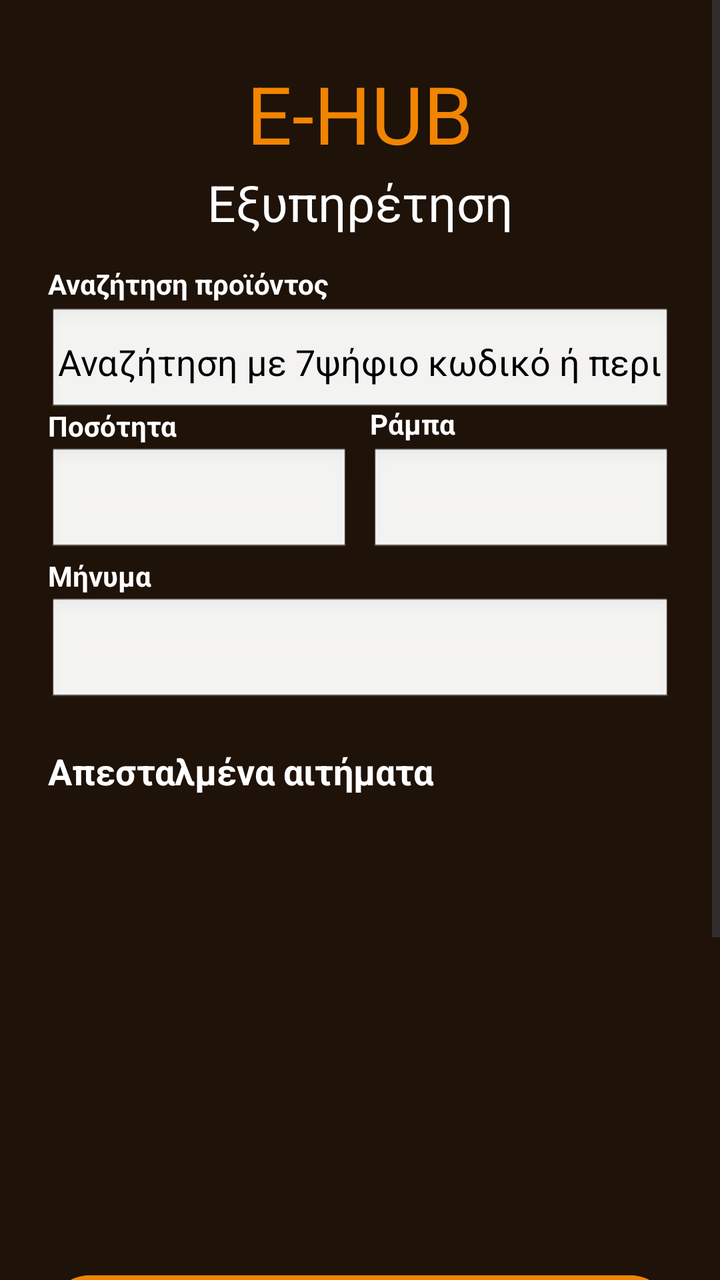
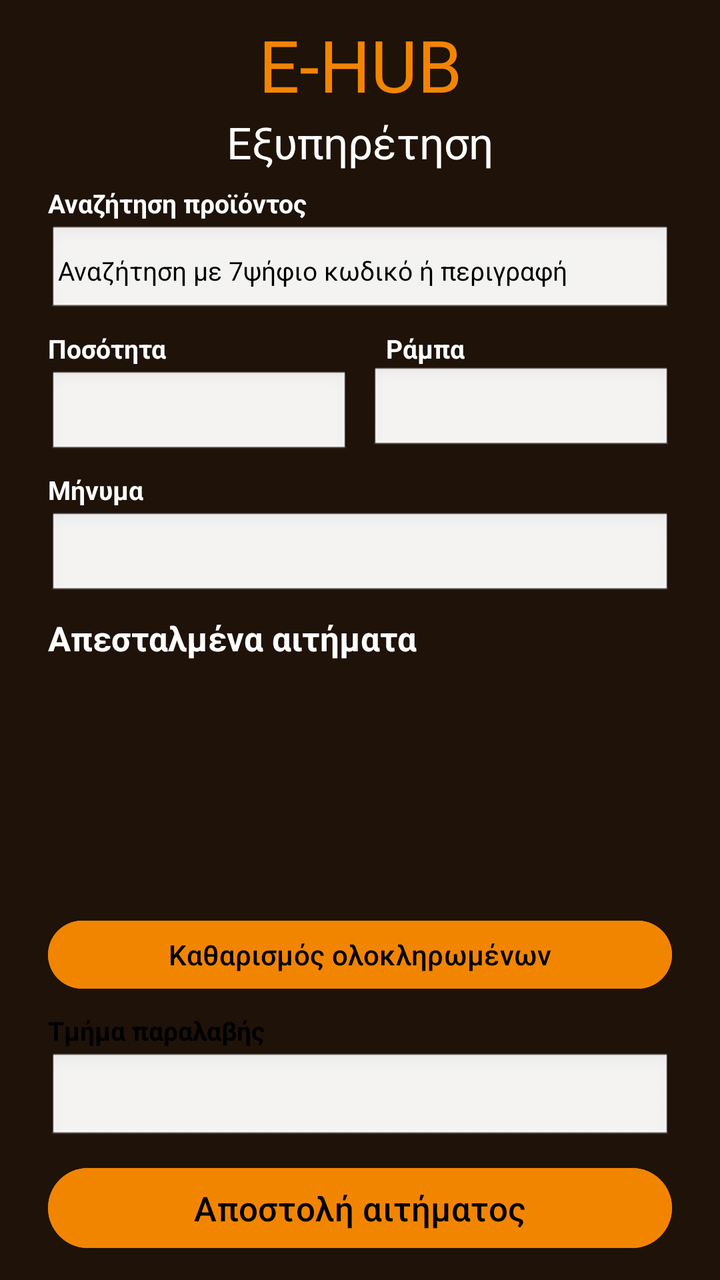

Before-and-after screenshots of an Android layout around one commit, followed by the original layout XML and the change that was made.
<!-- AndroidManifest.xml: application theme Theme.EHUB -->
<!-- res/layout/customer_support.xml -->
<?xml version="1.0" encoding="utf-8"?>
<ScrollView
    xmlns:android="http://schemas.android.com/apk/res/android"
    xmlns:tools="http://schemas.android.com/tools"
    xmlns:app="http://schemas.android.com/apk/res-auto"
    android:layout_width="match_parent"
    android:layout_height="match_parent"
    android:background="@color/brown">

    <androidx.constraintlayout.widget.ConstraintLayout
        android:layout_width="match_parent"
        android:layout_height="wrap_content"
        android:paddingBottom="24dp">

        

        <TextView
            android:id="@+id/titleText"
            android:layout_width="wrap_content"
            android:layout_height="wrap_content"
            android:layout_marginTop="30dp"
            android:text="E-HUB"
            android:textColor="@color/orange"
            android:textSize="40sp"
            app:layout_constraintEnd_toEndOf="parent"
            app:layout_constraintStart_toStartOf="parent"
            app:layout_constraintTop_toTopOf="parent" />

        <TextView
            android:id="@+id/customerSupportTitle"
            android:layout_width="wrap_content"
            android:layout_height="wrap_content"
            android:layout_marginTop="1dp"
            android:text="Εξυπηρέτηση"
            android:textColor="@color/white"
            android:textSize="25sp"
            app:layout_constraintEnd_toEndOf="parent"
            app:layout_constraintStart_toStartOf="parent"
            app:layout_constraintTop_toBottomOf="@id/titleText" />

        

        <TextView
            android:id="@+id/productSearchLabel"
            android:layout_width="wrap_content"
            android:layout_height="wrap_content"
            android:layout_marginBottom="2dp"
            android:text="Αναζήτηση προϊόντος"
            android:textColor="@color/white"
            android:textSize="14sp"
            android:textStyle="bold"
            app:layout_constraintBottom_toTopOf="@id/customerSupportSearch"
            app:layout_constraintStart_toStartOf="@id/customerSupportSearch" />

        <EditText
            android:id="@+id/customerSupportSearch"
            android:layout_width="0dp"
            android:layout_height="55dp"
            android:layout_marginStart="24dp"
            android:layout_marginTop="70dp"
            android:layout_marginEnd="24dp"
            android:background="@android:drawable/edit_text"
            android:hint="Αναζήτηση με 7ψήφιο κωδικό ή περιγραφή"
            android:inputType="text"
            android:padding="5dp"
            android:singleLine="true"
            android:textColor="@color/black"
            android:textColorHint="@color/black"
            app:layout_constraintEnd_toEndOf="parent"
            app:layout_constraintStart_toStartOf="parent"
            app:layout_constraintTop_toBottomOf="@id/titleText" />

        

        <ScrollView
            android:id="@+id/customerSupSuggestionsScroll"
            android:layout_width="0dp"
            android:layout_height="150dp"
            android:layout_marginStart="20dp"
            android:layout_marginEnd="20dp"
            android:background="@android:color/white"
            android:elevation="8dp"
            android:visibility="gone"
            app:layout_constraintEnd_toEndOf="parent"
            app:layout_constraintStart_toStartOf="parent"
            app:layout_constraintTop_toBottomOf="@id/customerSupportSearch">

            <LinearLayout
                android:id="@+id/customerSupSuggestionsList"
                android:layout_width="match_parent"
                android:layout_height="wrap_content"
                android:orientation="vertical"
                android:padding="8dp" />

        </ScrollView>

        

        <TextView
            android:id="@+id/quantityLabel"
            android:layout_width="wrap_content"
            android:layout_height="wrap_content"
            android:layout_marginBottom="1dp"
            android:text="Ποσότητα"
            android:textColor="@color/white"
            android:textSize="14sp"
            android:textStyle="bold"
            app:layout_constraintBottom_toTopOf="@id/quantityInput"
            app:layout_constraintStart_toStartOf="@id/quantityInput" />

        <EditText
            android:id="@+id/quantityInput"
            android:layout_width="0dp"
            android:layout_height="55dp"
            android:layout_marginStart="24dp"
            android:layout_marginTop="15dp"
            android:layout_marginEnd="2dp"
            android:background="@android:drawable/edit_text"
            android:inputType="number"
            android:padding="12dp"
            android:singleLine="true"
            android:textColor="@color/black"
            android:textColorHint="#777777"
            app:layout_constraintEnd_toStartOf="@id/locationInput"
            app:layout_constraintStart_toStartOf="parent"
            app:layout_constraintTop_toBottomOf="@id/customerSupportSearch" />

        

        <TextView
            android:id="@+id/r_θεση"
            android:layout_width="wrap_content"
            android:layout_height="wrap_content"
            android:layout_marginBottom="2dp"
            android:text="Ράμπα"
            android:textColor="@color/white"
            android:textSize="14sp"
            android:textStyle="bold"
            app:layout_constraintBottom_toTopOf="@id/locationInput"
            app:layout_constraintStart_toStartOf="@id/locationInput" />

        <EditText
            android:id="@+id/locationInput"
            android:layout_width="0dp"
            android:layout_height="55dp"
            android:layout_marginStart="8dp"
            android:layout_marginEnd="24dp"
            android:background="@android:drawable/edit_text"
            android:inputType="number"
            android:padding="12dp"
            android:singleLine="true"
            android:textColor="@color/black"
            android:textColorHint="#777777"
            app:layout_constraintEnd_toEndOf="parent"
            app:layout_constraintStart_toEndOf="@id/quantityInput"
            app:layout_constraintTop_toTopOf="@id/quantityInput" />

        

        <TextView
            android:id="@+id/messageLabel"
            android:layout_width="wrap_content"
            android:layout_height="wrap_content"
            android:layout_marginBottom="1dp"
            android:text="Μήνυμα"
            android:textColor="@color/white"
            android:textSize="14sp"
            android:textStyle="bold"
            app:layout_constraintBottom_toTopOf="@id/messageInput"
            app:layout_constraintStart_toStartOf="@id/messageInput" />

        <EditText
            android:id="@+id/messageInput"
            android:layout_width="0dp"
            android:layout_height="55dp"
            android:layout_marginStart="24dp"
            android:layout_marginTop="20dp"
            android:layout_marginEnd="24dp"
            android:background="@android:drawable/edit_text"
            android:inputType="text"
            android:padding="10dp"
            android:singleLine="true"
            android:textColor="@color/black"
            android:textColorHint="@color/black"
            app:layout_constraintEnd_toEndOf="parent"
            app:layout_constraintStart_toStartOf="parent"
            app:layout_constraintTop_toBottomOf="@id/quantityInput" />

        

        <TextView
            android:id="@+id/sentRequestsTitle"
            android:layout_width="wrap_content"
            android:layout_height="wrap_content"
            android:layout_marginStart="24dp"
            android:layout_marginTop="20dp"
            android:text="Απεσταλμένα αιτήματα"
            android:textColor="@color/white"
            android:textSize="18sp"
            android:textStyle="bold"
            app:layout_constraintStart_toStartOf="parent"
            app:layout_constraintTop_toBottomOf="@id/messageInput" />

        <androidx.recyclerview.widget.RecyclerView
            android:id="@+id/insertedProducts"
            android:layout_width="0dp"
            android:layout_height="220dp"
            android:layout_marginStart="20dp"
            android:layout_marginTop="8dp"
            android:layout_marginEnd="20dp"
            android:clipToPadding="false"
            android:padding="4dp"
            android:scrollbars="vertical"
            app:layout_constraintEnd_toEndOf="parent"
            app:layout_constraintStart_toStartOf="parent"
            app:layout_constraintTop_toBottomOf="@id/sentRequestsTitle" />

        

        <Button
            android:id="@+id/clearCompletedRequestsButton"
            android:layout_width="0dp"
            android:layout_height="50dp"
            android:layout_marginStart="24dp"
            android:layout_marginTop="8dp"
            android:layout_marginEnd="24dp"
            android:backgroundTint="@color/orange"
            android:text="Καθαρισμός ολοκληρωμένων"
            android:textColor="@color/black"
            android:textSize="15sp"
            app:layout_constraintEnd_toEndOf="parent"
            app:layout_constraintStart_toStartOf="parent"
            app:layout_constraintTop_toBottomOf="@id/insertedProducts" />

        

        <TextView
            android:id="@+id/departmentLabel"
            android:layout_width="wrap_content"
            android:layout_height="wrap_content"
            android:layout_marginStart="24dp"
            android:layout_marginTop="20dp"
            android:text="Τμήμα παραλαβής"
            android:textColor="@color/black"
            android:textSize="14sp"
            android:textStyle="bold"
            app:layout_constraintStart_toStartOf="parent"
            app:layout_constraintTop_toBottomOf="@id/clearCompletedRequestsButton" />

        <Spinner
            android:id="@+id/selectDepartment"
            android:layout_width="0dp"
            android:layout_height="55dp"
            android:layout_marginTop="1dp"
            android:layout_marginEnd="24dp"
            android:background="@android:drawable/edit_text"
            android:paddingStart="12dp"
            android:paddingEnd="12dp"
            app:layout_constraintEnd_toEndOf="parent"
            app:layout_constraintStart_toStartOf="@id/departmentLabel"
            app:layout_constraintTop_toBottomOf="@id/departmentLabel" />

        

        <Button
            android:id="@+id/sendRequest"
            android:layout_width="0dp"
            android:layout_height="55dp"
            android:layout_marginStart="24dp"
            android:layout_marginTop="16dp"
            android:layout_marginEnd="24dp"
            android:backgroundTint="@color/orange"
            android:text="Αποστολή αιτήματος"
            android:textColor="@color/black"
            android:textSize="18sp"
            app:layout_constraintBottom_toBottomOf="parent"
            app:layout_constraintEnd_toEndOf="parent"
            app:layout_constraintStart_toStartOf="parent"
            app:layout_constraintTop_toBottomOf="@id/selectDepartment" />

    </androidx.constraintlayout.widget.ConstraintLayout>
</ScrollView>
<!-- resources referenced by this layout -->
<resources>
  <color name="black">#FF000000</color>
  <color name="brown">#1E1209</color>
  <color name="orange">#F28500</color>
  <color name="white">#FFFFFFFF</color>
  <style name="Theme.EHUB" parent="Base.Theme.EHUB" />
  <style name="Base.Theme.EHUB" parent="Theme.Material3.DayNight.NoActionBar">
          
          
      </style>
</resources>

<!-- the commit's change to res/layout/customer_support.xml (unified diff, before → after) -->
@@ -1,282 +1,284 @@
 <?xml version="1.0" encoding="utf-8"?>
-<ScrollView
+<androidx.constraintlayout.widget.ConstraintLayout
     xmlns:android="http://schemas.android.com/apk/res/android"
-    xmlns:tools="http://schemas.android.com/tools"
     xmlns:app="http://schemas.android.com/apk/res-auto"
     android:layout_width="match_parent"
     android:layout_height="match_parent"
-    android:background="@color/brown">
-
-    <androidx.constraintlayout.widget.ConstraintLayout
-        android:layout_width="match_parent"
-        android:layout_height="wrap_content"
-        android:paddingBottom="24dp">
-
-        
-
-        <TextView
-            android:id="@+id/titleText"
-            android:layout_width="wrap_content"
+    android:background="@color/brown"
+    android:fitsSystemWindows="true"
+    android:paddingBottom="8dp">
+
+    
+
+    <TextView
+        android:id="@+id/titleText"
+        android:layout_width="wrap_content"
+        android:layout_height="wrap_content"
+        android:layout_marginTop="8dp"
+        android:text="E-HUB"
+        android:textColor="@color/orange"
+        android:textSize="36sp"
+        app:layout_constraintEnd_toEndOf="parent"
+        app:layout_constraintStart_toStartOf="parent"
+        app:layout_constraintTop_toTopOf="parent" />
+
+    <TextView
+        android:id="@+id/customerSupportTitle"
+        android:layout_width="wrap_content"
+        android:layout_height="wrap_content"
+        android:text="Εξυπηρέτηση"
+        android:textColor="@color/white"
+        android:textSize="22sp"
+        app:layout_constraintEnd_toEndOf="parent"
+        app:layout_constraintStart_toStartOf="parent"
+        app:layout_constraintTop_toBottomOf="@id/titleText" />
+
+    
+
+    <TextView
+        android:id="@+id/productSearchLabel"
+        android:layout_width="wrap_content"
+        android:layout_height="wrap_content"
+        android:layout_marginStart="24dp"
+        android:layout_marginTop="7dp"
+        android:text="Αναζήτηση προϊόντος"
+        android:textColor="@color/white"
+        android:textSize="13sp"
+        android:textStyle="bold"
+        app:layout_constraintStart_toStartOf="parent"
+        app:layout_constraintTop_toBottomOf="@id/customerSupportTitle" />
+
+    <EditText
+        android:id="@+id/customerSupportSearch"
+        android:layout_width="0dp"
+        android:layout_height="46dp"
+        android:layout_marginStart="24dp"
+        android:layout_marginTop="2dp"
+        android:layout_marginEnd="24dp"
+        android:background="@android:drawable/edit_text"
+        android:hint="Αναζήτηση με 7ψήφιο κωδικό ή περιγραφή"
+        android:inputType="text"
+        android:padding="5dp"
+        android:singleLine="true"
+        android:textColor="@color/black"
+        android:textColorHint="@color/black"
+        android:textSize="13sp"
+        app:layout_constraintEnd_toEndOf="parent"
+        app:layout_constraintStart_toStartOf="parent"
+        app:layout_constraintTop_toBottomOf="@id/productSearchLabel" />
+
+    
+
+    <ScrollView
+        android:id="@+id/customerSupSuggestionsScroll"
+        android:layout_width="0dp"
+        android:layout_height="130dp"
+        android:layout_marginStart="20dp"
+        android:layout_marginEnd="20dp"
+        android:background="@android:color/white"
+        android:elevation="8dp"
+        android:visibility="gone"
+        app:layout_constraintEnd_toEndOf="parent"
+        app:layout_constraintStart_toStartOf="parent"
+        app:layout_constraintTop_toBottomOf="@id/customerSupportSearch">
+
+        <LinearLayout
+            android:id="@+id/customerSupSuggestionsList"
+            android:layout_width="match_parent"
             android:layout_height="wrap_content"
-            android:layout_marginTop="30dp"
-            android:text="E-HUB"
-            android:textColor="@color/orange"
-            android:textSize="40sp"
-            app:layout_constraintEnd_toEndOf="parent"
-            app:layout_constraintStart_toStartOf="parent"
-            app:layout_constraintTop_toTopOf="parent" />
-
-        <TextView
-            android:id="@+id/customerSupportTitle"
-            android:layout_width="wrap_content"
-            android:layout_height="wrap_content"
-            android:layout_marginTop="1dp"
-            android:text="Εξυπηρέτηση"
-            android:textColor="@color/white"
-            android:textSize="25sp"
-            app:layout_constraintEnd_toEndOf="parent"
-            app:layout_constraintStart_toStartOf="parent"
-            app:layout_constraintTop_toBottomOf="@id/titleText" />
-
-        
-
-        <TextView
-            android:id="@+id/productSearchLabel"
-            android:layout_width="wrap_content"
-            android:layout_height="wrap_content"
-            android:layout_marginBottom="2dp"
-            android:text="Αναζήτηση προϊόντος"
-            android:textColor="@color/white"
-            android:textSize="14sp"
-            android:textStyle="bold"
-            app:layout_constraintBottom_toTopOf="@id/customerSupportSearch"
-            app:layout_constraintStart_toStartOf="@id/customerSupportSearch" />
-
-        <EditText
-            android:id="@+id/customerSupportSearch"
-            android:layout_width="0dp"
-            android:layout_height="55dp"
-            android:layout_marginStart="24dp"
-            android:layout_marginTop="70dp"
-            android:layout_marginEnd="24dp"
-            android:background="@android:drawable/edit_text"
-            android:hint="Αναζήτηση με 7ψήφιο κωδικό ή περιγραφή"
-            android:inputType="text"
-            android:padding="5dp"
-            android:singleLine="true"
-            android:textColor="@color/black"
-            android:textColorHint="@color/black"
-            app:layout_constraintEnd_toEndOf="parent"
-            app:layout_constraintStart_toStartOf="parent"
-            app:layout_constraintTop_toBottomOf="@id/titleText" />
-
-        
-
-        <ScrollView
-            android:id="@+id/customerSupSuggestionsScroll"
-            android:layout_width="0dp"
-            android:layout_height="150dp"
-            android:layout_marginStart="20dp"
-            android:layout_marginEnd="20dp"
-            android:background="@android:color/white"
-            android:elevation="8dp"
-            android:visibility="gone"
-            app:layout_constraintEnd_toEndOf="parent"
-            app:layout_constraintStart_toStartOf="parent"
-            app:layout_constraintTop_toBottomOf="@id/customerSupportSearch">
-
-            <LinearLayout
-                android:id="@+id/customerSupSuggestionsList"
-                android:layout_width="match_parent"
-                android:layout_height="wrap_content"
-                android:orientation="vertical"
-                android:padding="8dp" />
-
-        </ScrollView>
-
-        
-
-        <TextView
-            android:id="@+id/quantityLabel"
-            android:layout_width="wrap_content"
-            android:layout_height="wrap_content"
-            android:layout_marginBottom="1dp"
-            android:text="Ποσότητα"
-            android:textColor="@color/white"
-            android:textSize="14sp"
-            android:textStyle="bold"
-            app:layout_constraintBottom_toTopOf="@id/quantityInput"
-            app:layout_constraintStart_toStartOf="@id/quantityInput" />
-
-        <EditText
-            android:id="@+id/quantityInput"
-            android:layout_width="0dp"
-            android:layout_height="55dp"
-            android:layout_marginStart="24dp"
-            android:layout_marginTop="15dp"
-            android:layout_marginEnd="2dp"
-            android:background="@android:drawable/edit_text"
-            android:inputType="number"
-            android:padding="12dp"
-            android:singleLine="true"
-            android:textColor="@color/black"
-            android:textColorHint="#777777"
-            app:layout_constraintEnd_toStartOf="@id/locationInput"
-            app:layout_constraintStart_toStartOf="parent"
-            app:layout_constraintTop_toBottomOf="@id/customerSupportSearch" />
-
-        
-
-        <TextView
-            android:id="@+id/r_θεση"
-            android:layout_width="wrap_content"
-            android:layout_height="wrap_content"
-            android:layout_marginBottom="2dp"
-            android:text="Ράμπα"
-            android:textColor="@color/white"
-            android:textSize="14sp"
-            android:textStyle="bold"
-            app:layout_constraintBottom_toTopOf="@id/locationInput"
-            app:layout_constraintStart_toStartOf="@id/locationInput" />
-
-        <EditText
-            android:id="@+id/locationInput"
-            android:layout_width="0dp"
-            android:layout_height="55dp"
-            android:layout_marginStart="8dp"
-            android:layout_marginEnd="24dp"
-            android:background="@android:drawable/edit_text"
-            android:inputType="number"
-            android:padding="12dp"
-            android:singleLine="true"
-            android:textColor="@color/black"
-            android:textColorHint="#777777"
-            app:layout_constraintEnd_toEndOf="parent"
-            app:layout_constraintStart_toEndOf="@id/quantityInput"
-            app:layout_constraintTop_toTopOf="@id/quantityInput" />
-
-        
-
-        <TextView
-            android:id="@+id/messageLabel"
-            android:layout_width="wrap_content"
-            android:layout_height="wrap_content"
-            android:layout_marginBottom="1dp"
-            android:text="Μήνυμα"
-            android:textColor="@color/white"
-            android:textSize="14sp"
-            android:textStyle="bold"
-            app:layout_constraintBottom_toTopOf="@id/messageInput"
-            app:layout_constraintStart_toStartOf="@id/messageInput" />
-
-        <EditText
-            android:id="@+id/messageInput"
-            android:layout_width="0dp"
-            android:layout_height="55dp"
-            android:layout_marginStart="24dp"
-            android:layout_marginTop="20dp"
-            android:layout_marginEnd="24dp"
-            android:background="@android:drawable/edit_text"
-            android:inputType="text"
-            android:padding="10dp"
-            android:singleLine="true"
-            android:textColor="@color/black"
-            android:textColorHint="@color/black"
-            app:layout_constraintEnd_toEndOf="parent"
-            app:layout_constraintStart_toStartOf="parent"
-            app:layout_constraintTop_toBottomOf="@id/quantityInput" />
-
-        
-
-        <TextView
-            android:id="@+id/sentRequestsTitle"
-            android:layout_width="wrap_content"
-            android:layout_height="wrap_content"
-            android:layout_marginStart="24dp"
-            android:layout_marginTop="20dp"
-            android:text="Απεσταλμένα αιτήματα"
-            android:textColor="@color/white"
-            android:textSize="18sp"
-            android:textStyle="bold"
-            app:layout_constraintStart_toStartOf="parent"
-            app:layout_constraintTop_toBottomOf="@id/messageInput" />
-
-        <androidx.recyclerview.widget.RecyclerView
-            android:id="@+id/insertedProducts"
-            android:layout_width="0dp"
-            android:layout_height="220dp"
-            android:layout_marginStart="20dp"
-            android:layout_marginTop="8dp"
-            android:layout_marginEnd="20dp"
-            android:clipToPadding="false"
-            android:padding="4dp"
-            android:scrollbars="vertical"
-            app:layout_constraintEnd_toEndOf="parent"
-            app:layout_constraintStart_toStartOf="parent"
-            app:layout_constraintTop_toBottomOf="@id/sentRequestsTitle" />
-
-        
-
-        <Button
-            android:id="@+id/clearCompletedRequestsButton"
-            android:layout_width="0dp"
-            android:layout_height="50dp"
-            android:layout_marginStart="24dp"
-            android:layout_marginTop="8dp"
-            android:layout_marginEnd="24dp"
-            android:backgroundTint="@color/orange"
-            android:text="Καθαρισμός ολοκληρωμένων"
-            android:textColor="@color/black"
-            android:textSize="15sp"
-            app:layout_constraintEnd_toEndOf="parent"
-            app:layout_constraintStart_toStartOf="parent"
-            app:layout_constraintTop_toBottomOf="@id/insertedProducts" />
-
-        
-
-        <TextView
-            android:id="@+id/departmentLabel"
-            android:layout_width="wrap_content"
-            android:layout_height="wrap_content"
-            android:layout_marginStart="24dp"
-            android:layout_marginTop="20dp"
-            android:text="Τμήμα παραλαβής"
-            android:textColor="@color/black"
-            android:textSize="14sp"
-            android:textStyle="bold"
-            app:layout_constraintStart_toStartOf="parent"
-            app:layout_constraintTop_toBottomOf="@id/clearCompletedRequestsButton" />
-
-        <Spinner
-            android:id="@+id/selectDepartment"
-            android:layout_width="0dp"
-            android:layout_height="55dp"
-            android:layout_marginTop="1dp"
-            android:layout_marginEnd="24dp"
-            android:background="@android:drawable/edit_text"
-            android:paddingStart="12dp"
-            android:paddingEnd="12dp"
-            app:layout_constraintEnd_toEndOf="parent"
-            app:layout_constraintStart_toStartOf="@id/departmentLabel"
-            app:layout_constraintTop_toBottomOf="@id/departmentLabel" />
-
-        
-
-        <Button
-            android:id="@+id/sendRequest"
-            android:layout_width="0dp"
-            android:layout_height="55dp"
-            android:layout_marginStart="24dp"
-            android:layout_marginTop="16dp"
-            android:layout_marginEnd="24dp"
-            android:backgroundTint="@color/orange"
-            android:text="Αποστολή αιτήματος"
-            android:textColor="@color/black"
-            android:textSize="18sp"
-            app:layout_constraintBottom_toBottomOf="parent"
-            app:layout_constraintEnd_toEndOf="parent"
-            app:layout_constraintStart_toStartOf="parent"
-            app:layout_constraintTop_toBottomOf="@id/selectDepartment" />
-
-    </androidx.constraintlayout.widget.ConstraintLayout>
-</ScrollView>
+            android:orientation="vertical"
+            android:padding="8dp" />
+
+    </ScrollView>
+
+    
+
+    <TextView
+        android:id="@+id/quantityLabel"
+        android:layout_width="wrap_content"
+        android:layout_height="wrap_content"
+        android:layout_marginStart="24dp"
+        android:layout_marginTop="7dp"
+        android:text="Ποσότητα"
+        android:textColor="@color/white"
+        android:textSize="13sp"
+        android:textStyle="bold"
+        app:layout_constraintStart_toStartOf="parent"
+        app:layout_constraintTop_toBottomOf="@id/customerSupportSearch" />
+
+    <EditText
+        android:id="@+id/quantityInput"
+        android:layout_width="0dp"
+        android:layout_height="44dp"
+        android:layout_marginStart="24dp"
+        android:layout_marginTop="2dp"
+        android:layout_marginEnd="2dp"
+        android:background="@android:drawable/edit_text"
+        android:inputType="number"
+        android:padding="10dp"
+        android:singleLine="true"
+        android:textColor="@color/black"
+        android:textSize="14sp"
+        app:layout_constraintEnd_toStartOf="@id/locationInput"
+        app:layout_constraintStart_toStartOf="parent"
+        app:layout_constraintTop_toBottomOf="@id/quantityLabel" />
+
+    
+
+    <TextView
+        android:id="@+id/r_θεση"
+        android:layout_width="wrap_content"
+        android:layout_height="wrap_content"
+        android:layout_marginStart="8dp"
+        android:layout_marginTop="7dp"
+        android:text="Ράμπα"
+        android:textColor="@color/white"
+        android:textSize="13sp"
+        android:textStyle="bold"
+        app:layout_constraintStart_toStartOf="@id/locationInput"
+        app:layout_constraintTop_toBottomOf="@id/customerSupportSearch" />
+
+    <EditText
+        android:id="@+id/locationInput"
+        android:layout_width="0dp"
+        android:layout_height="44dp"
+        android:layout_marginStart="8dp"
+        android:layout_marginEnd="24dp"
+        android:background="@android:drawable/edit_text"
+        android:inputType="number"
+        android:padding="10dp"
+        android:singleLine="true"
+        android:textColor="@color/black"
+        android:textSize="14sp"
+        app:layout_constraintEnd_toEndOf="parent"
+        app:layout_constraintStart_toEndOf="@id/quantityInput"
+        app:layout_constraintTop_toBottomOf="@id/r_θεση" />
+
+    
+
+    <TextView
+        android:id="@+id/messageLabel"
+        android:layout_width="wrap_content"
+        android:layout_height="wrap_content"
+        android:layout_marginStart="24dp"
+        android:layout_marginTop="7dp"
+        android:text="Μήνυμα"
+        android:textColor="@color/white"
+        android:textSize="13sp"
+        android:textStyle="bold"
+        app:layout_constraintStart_toStartOf="parent"
+        app:layout_constraintTop_toBottomOf="@id/quantityInput" />
+
+    <EditText
+        android:id="@+id/messageInput"
+        android:layout_width="0dp"
+        android:layout_height="44dp"
+        android:layout_marginStart="24dp"
+        android:layout_marginTop="2dp"
+        android:layout_marginEnd="24dp"
+        android:background="@android:drawable/edit_text"
+        android:inputType="text"
+        android:padding="10dp"
+        android:singleLine="true"
+        android:textColor="@color/black"
+        android:textColorHint="@color/black"
+        android:textSize="14sp"
+        app:layout_constraintEnd_toEndOf="parent"
+        app:layout_constraintStart_toStartOf="parent"
+        app:layout_constraintTop_toBottomOf="@id/messageLabel" />
+
+    
+
+    <TextView
+        android:id="@+id/sentRequestsTitle"
+        android:layout_width="wrap_content"
+        android:layout_height="wrap_content"
+        android:layout_marginStart="24dp"
+        android:layout_marginTop="8dp"
+        android:text="Απεσταλμένα αιτήματα"
+        android:textColor="@color/white"
+        android:textSize="17sp"
+        android:textStyle="bold"
+        app:layout_constraintStart_toStartOf="parent"
+        app:layout_constraintTop_toBottomOf="@id/messageInput" />
+
+    <androidx.recyclerview.widget.RecyclerView
+        android:id="@+id/insertedProducts"
+        android:layout_width="0dp"
+        android:layout_height="0dp"
+        android:layout_marginStart="20dp"
+        android:layout_marginTop="5dp"
+        android:layout_marginEnd="20dp"
+        android:clipToPadding="false"
+        android:padding="4dp"
+        android:scrollbars="vertical"
+        app:layout_constraintBottom_toTopOf="@id/clearCompletedRequestsButton"
+        app:layout_constraintEnd_toEndOf="parent"
+        app:layout_constraintStart_toStartOf="parent"
+        app:layout_constraintTop_toBottomOf="@id/sentRequestsTitle" />
+
+    
+
+    <Button
+        android:id="@+id/clearCompletedRequestsButton"
+        android:layout_width="0dp"
+        android:layout_height="42dp"
+        android:layout_marginStart="24dp"
+        android:layout_marginTop="6dp"
+        android:layout_marginEnd="24dp"
+        android:backgroundTint="@color/orange"
+        android:text="Καθαρισμός ολοκληρωμένων"
+        android:textColor="@color/black"
+        android:textSize="14sp"
+        app:layout_constraintEnd_toEndOf="parent"
+        app:layout_constraintStart_toStartOf="parent"
+        app:layout_constraintTop_toBottomOf="@id/insertedProducts" />
+
+    
+
+    <TextView
+        android:id="@+id/departmentLabel"
+        android:layout_width="wrap_content"
+        android:layout_height="wrap_content"
+        android:layout_marginStart="24dp"
+        android:layout_marginTop="8dp"
+        android:text="Τμήμα παραλαβής"
+        android:textColor="@color/black"
+        android:textSize="13sp"
+        android:textStyle="bold"
+        app:layout_constraintStart_toStartOf="parent"
+        app:layout_constraintTop_toBottomOf="@id/clearCompletedRequestsButton" />
+
+    <Spinner
+        android:id="@+id/selectDepartment"
+        android:layout_width="0dp"
+        android:layout_height="46dp"
+        android:layout_marginTop="2dp"
+        android:layout_marginEnd="24dp"
+        android:background="@android:drawable/edit_text"
+        android:paddingStart="12dp"
+        android:paddingEnd="12dp"
+        app:layout_constraintEnd_toEndOf="parent"
+        app:layout_constraintStart_toStartOf="@id/departmentLabel"
+        app:layout_constraintTop_toBottomOf="@id/departmentLabel" />
+
+    
+
+    <Button
+        android:id="@+id/sendRequest"
+        android:layout_width="0dp"
+        android:layout_height="48dp"
+        android:layout_marginStart="24dp"
+        android:layout_marginTop="8dp"
+        android:layout_marginEnd="24dp"
+        android:layout_marginBottom="4dp"
+        android:backgroundTint="@color/orange"
+        android:text="Αποστολή αιτήματος"
+        android:textColor="@color/black"
+        android:textSize="17sp"
+        app:layout_constraintBottom_toBottomOf="parent"
+        app:layout_constraintEnd_toEndOf="parent"
+        app:layout_constraintStart_toStartOf="parent"
+        app:layout_constraintTop_toBottomOf="@id/selectDepartment" />
+
+</androidx.constraintlayout.widget.ConstraintLayout>
